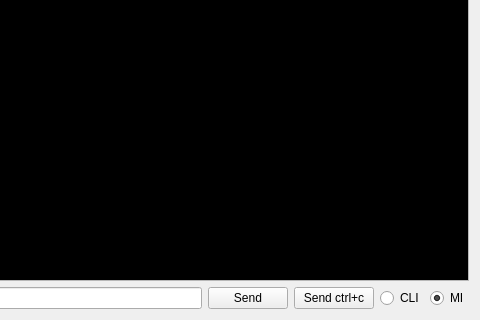
Before: the Qt Designer form GUI/ConsoleWidget.ui in korcankaraokcu/PINCE, drawn with Qt 5; both pictures show x 370 to 850 and y 180 to 500 of the 850 by 500 pixel window.
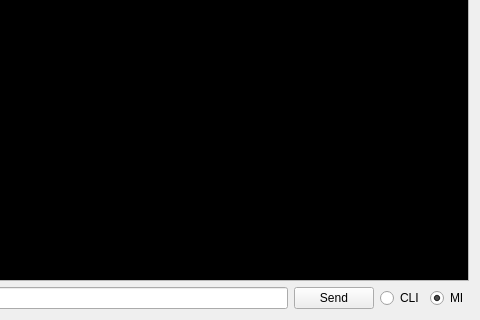
After: the same form once the commit is applied.

Patch:
```diff
--- a/GUI/ConsoleWidget.ui
+++ b/GUI/ConsoleWidget.ui
@@ -150,13 +150,6 @@
          </property>
         </widget>
        </item>
-       <item>
-        <widget class="QPushButton" name="pushButton_SendCtrl">
-         <property name="text">
-          <string>Send ctrl+c</string>
-         </property>
-        </widget>
-       </item>
        <item>
         <widget class="QRadioButton" name="radioButton_CLI">
          <property name="text">
```
Left out of the diff: 7 changed lines with no effect on the pictures.
